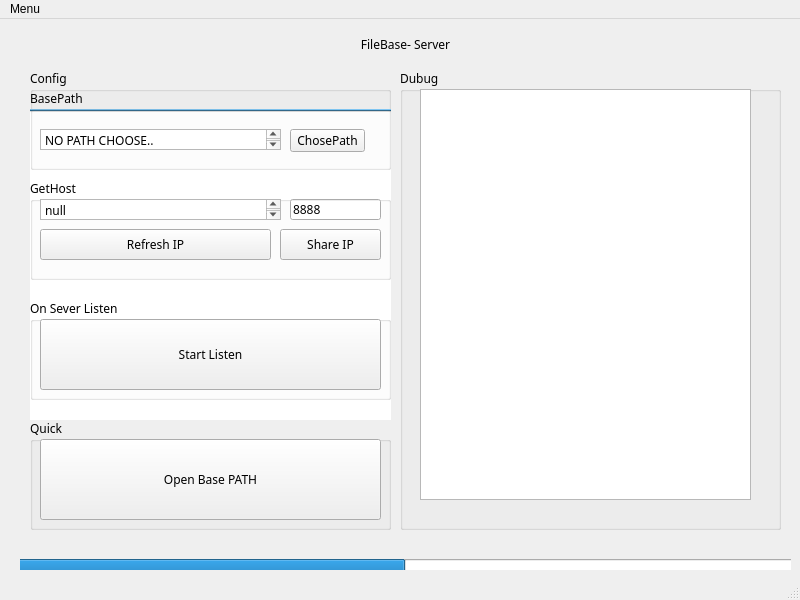
This is FSyncX/FSync_FullVersion/MainWindow.ui in sangko-dgq/My-Qt-Test-Projects as Qt 5 draws it before an edit. The edited form follows.
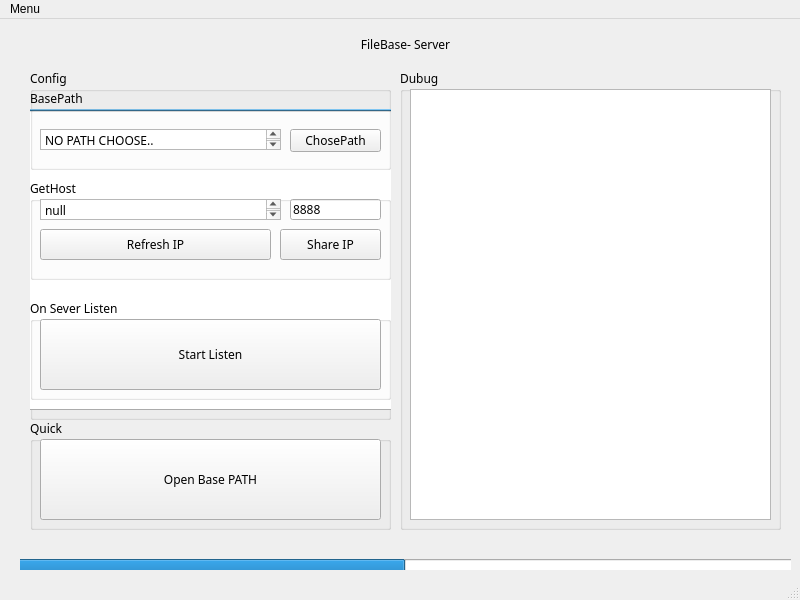
This is the edited form. The open tabs and pages were chosen to show the change.

Diff of the .ui file:
```diff
--- a/FSyncX/FSync_FullVersion/MainWindow.ui
+++ b/FSyncX/FSync_FullVersion/MainWindow.ui
@@ -415,7 +415,7 @@
          <x>-30</x>
          <y>40</y>
          <width>411</width>
-         <height>321</height>
+         <height>301</height>
         </rect>
        </property>
        <property name="font">
@@ -548,7 +548,7 @@
          <rect>
           <x>260</x>
           <y>40</y>
-          <width>75</width>
+          <width>91</width>
           <height>23</height>
          </rect>
         </property>
@@ -611,10 +611,10 @@
       <widget class="QTextBrowser" name="TBrwBaseDebug">
        <property name="geometry">
         <rect>
-         <x>20</x>
+         <x>10</x>
          <y>20</y>
-         <width>331</width>
-         <height>411</height>
+         <width>361</width>
+         <height>431</height>
         </rect>
        </property>
       </widget>
```
Left out of the diff: 8 changed lines with no effect on the pictures.
